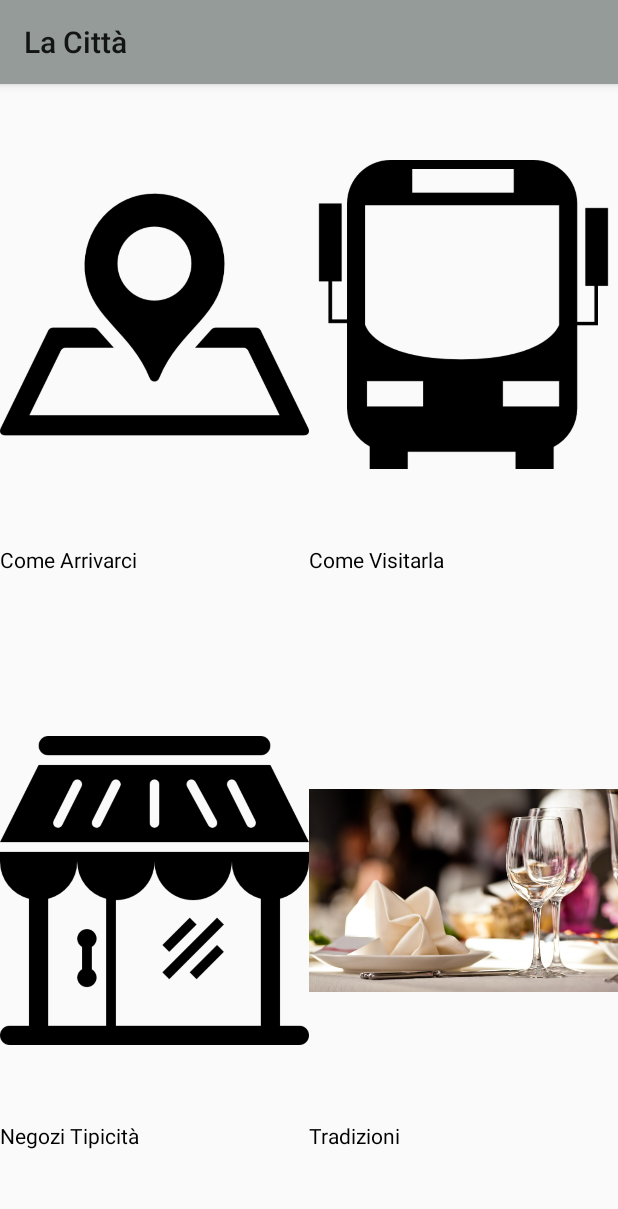
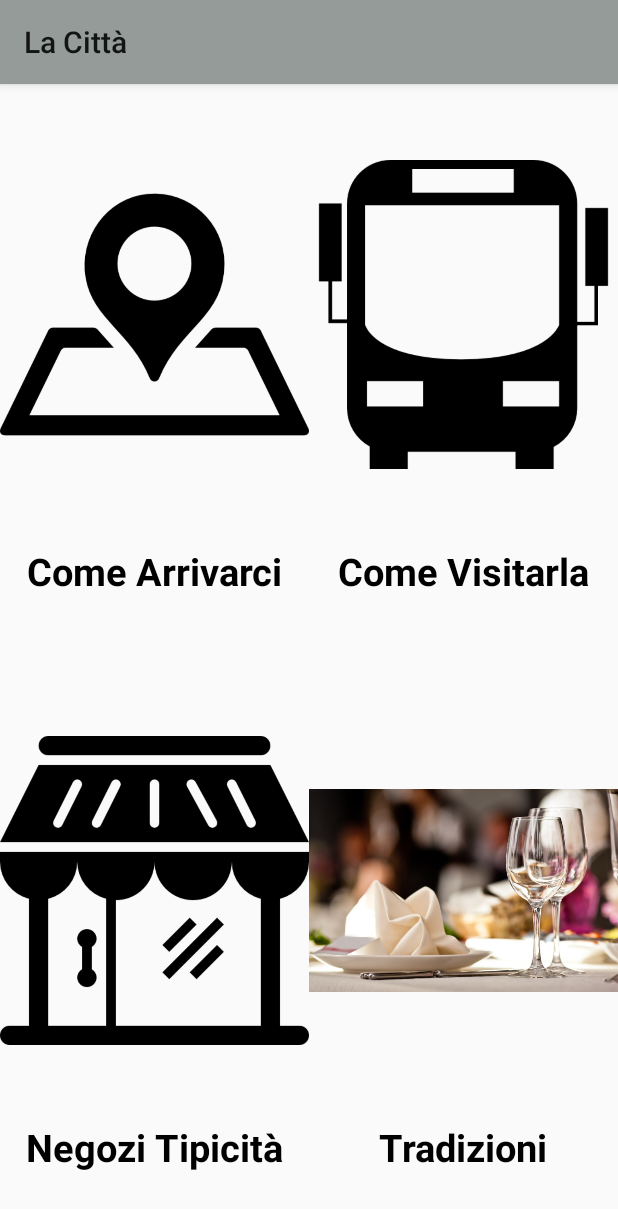
Before and after one commit to Robertotib/AppAncona2, an Android app: the CittaActivity screen opened directly, with no data from a screen before it, on a phone screen of 412 x 824 dp. Shown: the top 1209 px of the screen. Run offline under Robolectric (Android 15) with nearby library versions, the phone set to English and light mode, and no system bars.

Commit message:
activity la città

```diff
--- a/app/src/main/res/layout/citta.xml
+++ b/app/src/main/res/layout/citta.xml
@@ -107,6 +107,9 @@
         android:layout_width="0dp"
         android:layout_height="0dp"
         android:text="@string/label_citta1"
+        android:textSize="25dp"
+        android:textAlignment="center"
+        android:textStyle="bold"
         app:layout_constraintBottom_toBottomOf="@id/guidelineO2"
         app:layout_constraintLeft_toLeftOf="@id/guidelineV1"
         app:layout_constraintRight_toRightOf="@id/guidelineV2"
@@ -116,6 +119,9 @@
         android:layout_width="0dp"
         android:layout_height="0dp"
         android:text="@string/label_citta2"
+        android:textSize="25dp"
+        android:textAlignment="center"
+        android:textStyle="bold"
         app:layout_constraintTop_toTopOf="@id/guidelinelabel1"
         app:layout_constraintBottom_toBottomOf="@id/guidelineO2"
         app:layout_constraintLeft_toLeftOf="@id/guidelineV2"
@@ -125,6 +131,9 @@
         android:layout_width="0dp"
         android:layout_height="0dp"
         android:text="@string/label_citta3"
+        android:textSize="25dp"
+        android:textAlignment="center"
+        android:textStyle="bold"
         app:layout_constraintTop_toTopOf="@id/guidelinelabel2"
         app:layout_constraintBottom_toBottomOf="@id/guidelineO3"
         app:layout_constraintLeft_toLeftOf="@id/guidelineV1"
@@ -134,6 +143,9 @@
         android:layout_width="0dp"
         android:layout_height="0dp"
         android:text="@string/label_citta4"
+        android:textSize="25dp"
+        android:textAlignment="center"
+        android:textStyle="bold"
         app:layout_constraintTop_toTopOf="@id/guidelinelabel2"
         app:layout_constraintBottom_toBottomOf="@id/guidelineO3"
         app:layout_constraintLeft_toLeftOf="@id/guidelineV2"
```
Also changed, not shown: app/src/main/res/layout/punti_interesse.xml (+8 -4 lines).
